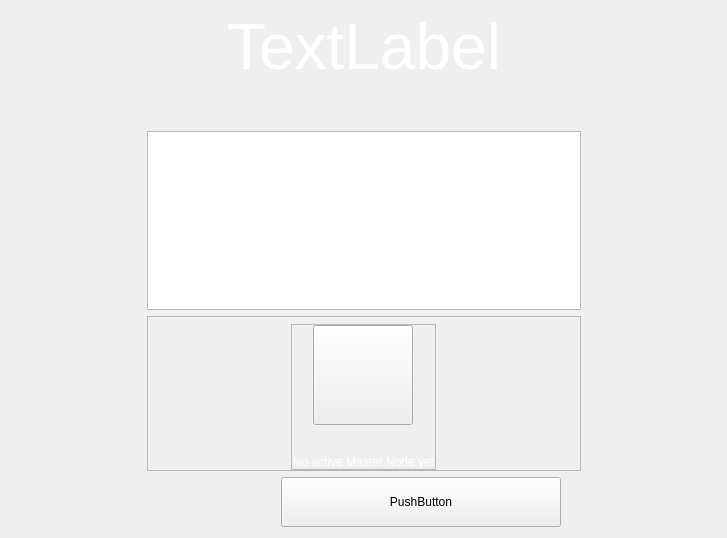
Qt form src/qt/forms/masternodeswidget.ui (eons-finance/ALQO) before a commit.
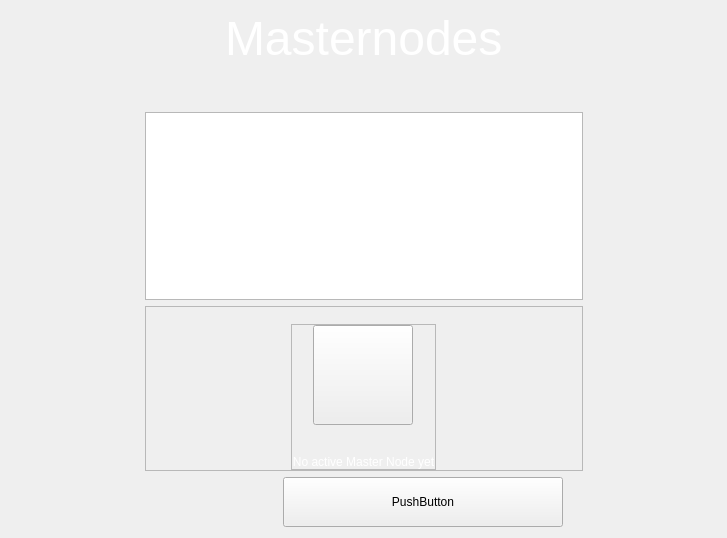
The same form after that commit.

Commit message: polish the style and fix some bugs

Diff of the .ui file:
```diff
--- a/src/qt/forms/masternodeswidget.ui
+++ b/src/qt/forms/masternodeswidget.ui
@@ -88,10 +88,12 @@
               <item>
                <widget class="QLabel" name="labelTitle">
                 <property name="styleSheet">
-                 <string notr="true">color:white;</string>
+                 <string notr="true">font-size:48px;
+color:white;
+</string>
                 </property>
                 <property name="text">
-                 <string>&lt;html&gt;&lt;head/&gt;&lt;body&gt;&lt;p align=&quot;center&quot;&gt;&lt;span style=&quot; font-size:48pt; color:#ffffff;&quot;&gt;TextLabel&lt;/span&gt;&lt;/p&gt;&lt;/body&gt;&lt;/html&gt;</string>
+                 <string>Masternodes</string>
                 </property>
                </widget>
               </item>
```
The commit also changes 24 other files.
